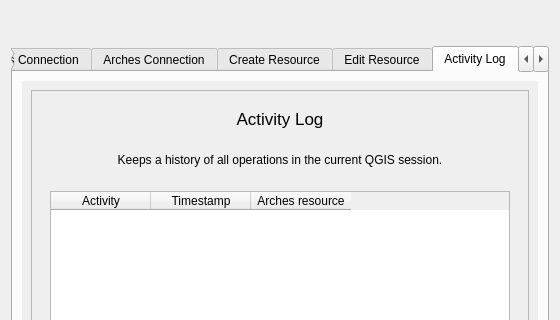
archesproject/arches-qgis, file arches_project/ui/arches_project_dialog_base.ui: the form before one commit; both pictures show x 0 to 560 and y 259 to 579 of the 560 by 700 pixel window.
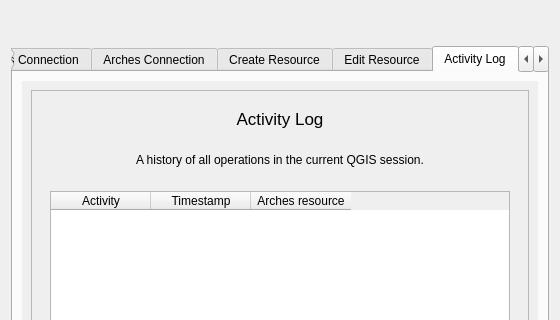
The form after the commit. The open tabs and pages were chosen to show the change. Icons and pictures are not drawn. Custom widgets are drawn as their Qt base class.

Commit message: reduce subtitle length

Patch:
```diff
--- a/arches_project/ui/arches_project_dialog_base.ui
+++ b/arches_project/ui/arches_project_dialog_base.ui
@@ -1348,7 +1348,7 @@
                  <item>
                   <widget class="QLabel" name="activityLogDescriptionLabel">
                    <property name="text">
-                    <string>Keeps a history of all operations in the current QGIS session.</string>
+                    <string>A history of all operations in the current QGIS session.</string>
                    </property>
                    <property name="alignment">
                     <set>Qt::AlignCenter</set>
```
